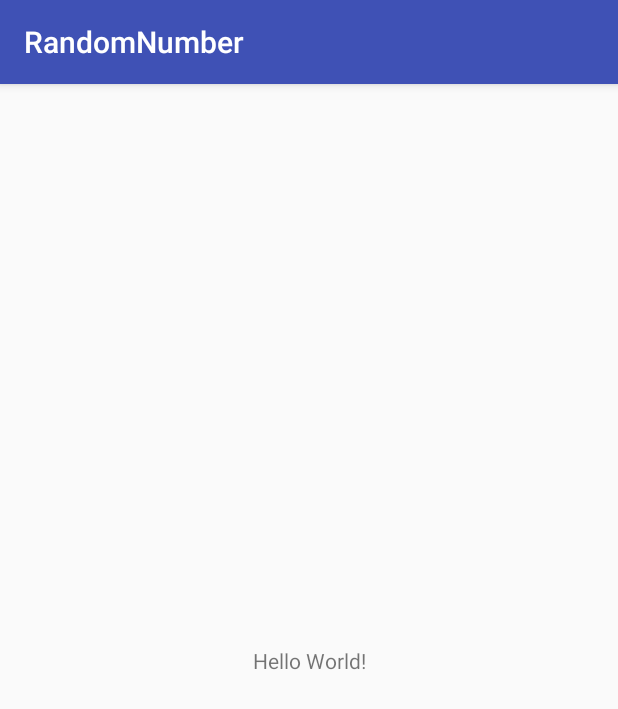
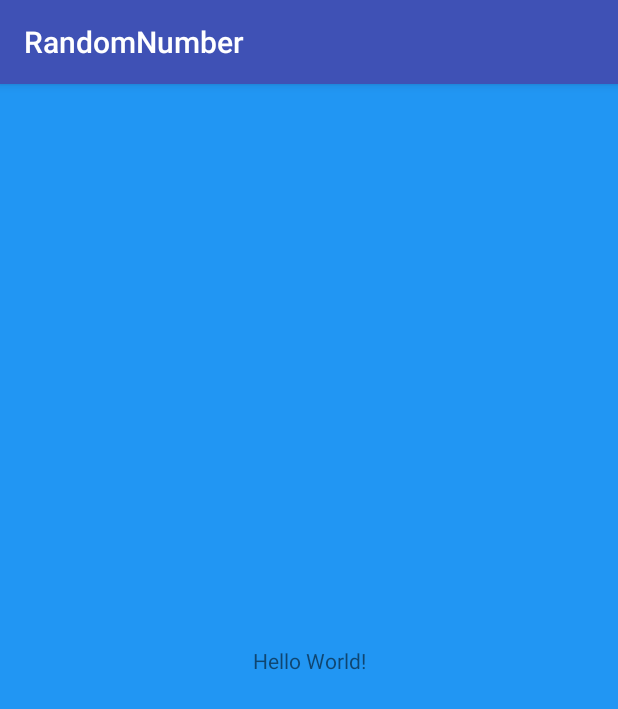
Before and after one commit to progh2/RandomNumber, an Android app: the screen it shows after launch (MainActivity), on a phone screen of 412 x 824 dp. Shown: the top 709 px of the screen. Run offline under Robolectric (Android 15) with nearby library versions, the phone set to English and light mode, and no system bars.

Commit message:
배경색 수정

```diff
--- a/app/src/main/res/layout/activity_main.xml
+++ b/app/src/main/res/layout/activity_main.xml
@@ -4,6 +4,7 @@
     xmlns:tools="http://schemas.android.com/tools"
     android:layout_width="match_parent"
     android:layout_height="match_parent"
+    android:background="@color/screenBackground"
     tools:context="com.example.randomnumber.MainActivity">
 
     <TextView
--- a/app/src/main/res/values/colors.xml
+++ b/app/src/main/res/values/colors.xml
@@ -3,4 +3,5 @@
     <color name="colorPrimary">#3F51B5</color>
     <color name="colorPrimaryDark">#303F9F</color>
     <color name="colorAccent">#FF4081</color>
+    <color name="screenBackground">#2196F3</color>
 </resources>
```
